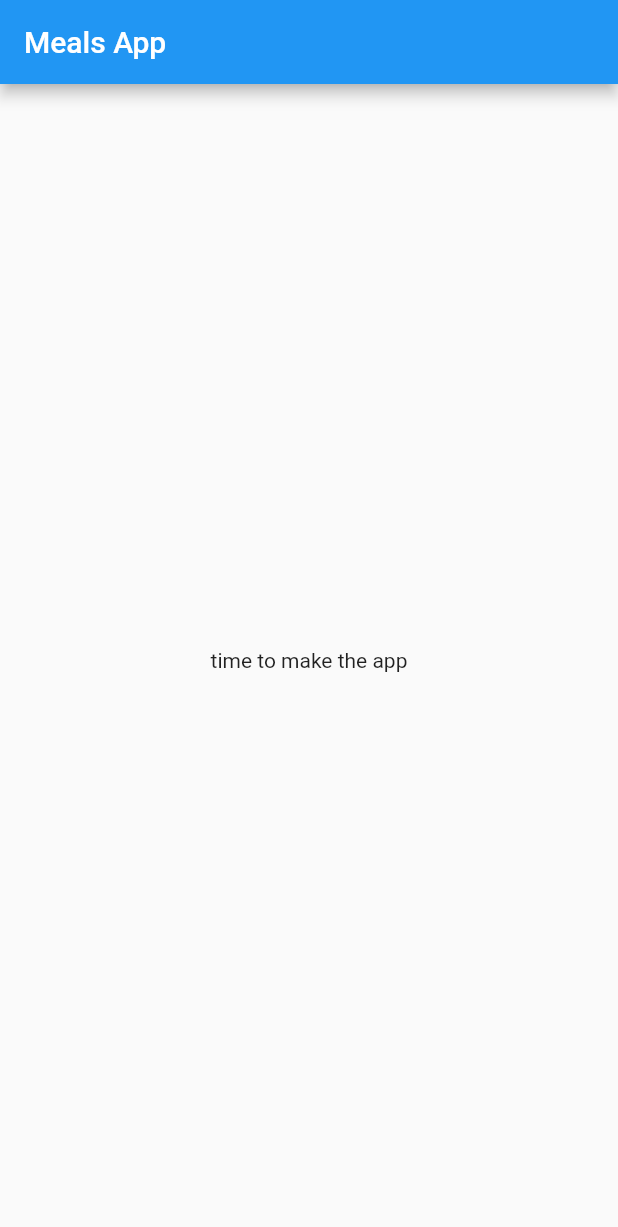
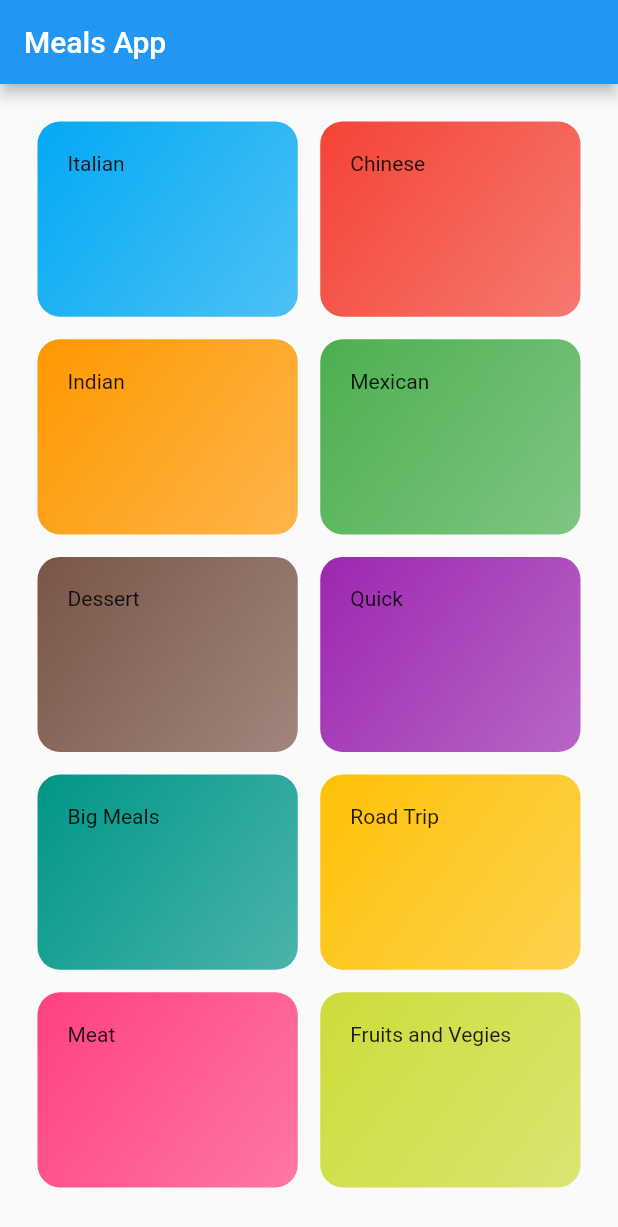
Before and after one commit to shimonster/Meals-App, a Flutter app: the screen it shows after launch, on a phone screen of 412 x 824 dp. Shown: the top 1227 px of the screen. Run offline on Flutter 3.47's test engine with Material 2 defaults, Android fonts, the phone set to English and light mode, and no system bars.

Commit message:
Did the basic layout of the home page

```diff
--- /dev/null
+++ b/lib/categories_screen.dart
@@ -0,0 +1,30 @@
+import 'package:flutter/material.dart';
+
+import './category_display.dart';
+import './models/category.dart';
+import './dummy_data.dart';
+
+class CategoriesScreen extends StatelessWidget {
+  @override
+  Widget build(BuildContext context) {
+    return Scaffold(
+      appBar: AppBar(
+        title: const Text('Meals App'),
+      ),
+      body: Container(
+        child: GridView(
+          padding: EdgeInsets.all(25),
+          children: DUMMY_DATA.map((Category catInfo) {
+            return CategoryDisplay(catInfo.title, catInfo.color);
+          }).toList(),
+          gridDelegate: SliverGridDelegateWithMaxCrossAxisExtent(
+            maxCrossAxisExtent: 200,
+            childAspectRatio: 4/3,
+            crossAxisSpacing: 15,
+            mainAxisSpacing: 15,
+          ),
+        ),
+      ),
+    );
+  }
+}
--- /dev/null
+++ b/lib/category_display.dart
@@ -0,0 +1,24 @@
+import 'package:flutter/material.dart';
+
+class CategoryDisplay extends StatelessWidget {
+  final String title;
+  final Color color;
+
+  CategoryDisplay(this.title, this.color);
+
+  @override
+  Widget build(BuildContext context) {
+    return Container(
+      padding: const EdgeInsets.all(20),
+      decoration: BoxDecoration(
+        gradient: LinearGradient(
+          colors: [color.withOpacity(0.7), color],
+          begin: Alignment.bottomRight,
+          end: Alignment.topLeft,
+        ),
+        borderRadius: BorderRadius.all(Radius.circular(15)),
+      ),
+      child: Text(title),
+    );
+  }
+}
--- /dev/null
+++ b/lib/dummy_data.dart
@@ -0,0 +1,56 @@
+import 'package:flutter/material.dart';
+
+import './models/category.dart';
+
+const DUMMY_DATA = const [
+  Category(
+    id: 'c1',
+    title: 'Italian',
+    color: Colors.lightBlue,
+  ),
+  Category(
+    id: 'c2',
+    title: 'Chinese',
+    color: Colors.red,
+  ),
+  Category(
+    id: 'c3',
+    title: 'Indian',
+    color: Colors.orange,
+  ),
+  Category(
+    id: 'c4',
+    title: 'Mexican',
+    color: Colors.green,
+  ),
+  Category(
+    id: 'c5',
+    title: 'Dessert',
+    color: Colors.brown,
+  ),
+  Category(
+    id: 'c6',
+    title: 'Quick',
+    color: Colors.purple,
+  ),
+  Category(
+    id: 'c7',
+    title: 'Big Meals',
+    color: Colors.teal,
+  ),
+  Category(
+    id: 'c8',
+    title: 'Road Trip',
+    color: Colors.amber,
+  ),
+  Category(
+    id: 'c9',
+    title: 'Meat',
+    color: Colors.pinkAccent,
+  ),
+  Category(
+    id: 'c10',
+    title: 'Fruits and Vegies',
+    color: Colors.lime,
+  ),
+];
--- a/lib/main.dart
+++ b/lib/main.dart
@@ -1,9 +1,10 @@
 import 'package:flutter/material.dart';
+
+import './categories_screen.dart';
 
 void main() => runApp(MyApp());
 
 class MyApp extends StatelessWidget {
-  // This widget is the root of your application.
   @override
   Widget build(BuildContext context) {
     return MaterialApp(
@@ -11,29 +12,7 @@ class MyApp extends StatelessWidget {
       theme: ThemeData(
         primarySwatch: Colors.blue,
       ),
-      home: MyHomePage(),
+      home: CategoriesScreen(),
     );
   }
 }
-
-class MyHomePage extends StatefulWidget {
-
-  @override
-  _MyHomePageState createState() => _MyHomePageState();
-}
-
-class _MyHomePageState extends State<MyHomePage> {
-  @override
-  Widget build(BuildContext context) {
-    return Scaffold(
-      appBar: AppBar(
-        title: Text('Meals App'),
-      ),
-      body: Center(
-        child: Text(
-          'time to make the app',
-        ),
-      ),
-    );
-  }
-}
--- /dev/null
+++ b/lib/models/category.dart
@@ -0,0 +1,13 @@
+import 'package:flutter/material.dart';
+
+class Category {
+  final String id;
+  final String title;
+  final Color color;
+
+  const Category({
+    @required this.id,
+    @required this.title,
+    this.color = Colors.green,
+  });
+}
```
Also changed, not shown: assets/fonts/Raleway-Black.ttf (added), assets/fonts/Raleway-Bold.ttf (added), assets/fonts/Raleway-Regular.ttf (added), assets/fonts/RobotoCondensed-Bold.ttf (added), assets/fonts/RobotoCondensed-Italic.ttf (added), assets/fonts/RobotoCondensed-Light.ttf (added), assets/fonts/RobotoCondensed-Regular.ttf (added).
